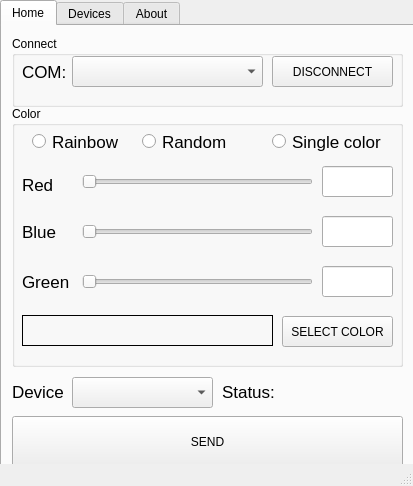
The window that 03_SW/01_PC_App/BTL.ui (HuuNgan/embedded_CAN) describes before a commit, drawn with Qt 5.
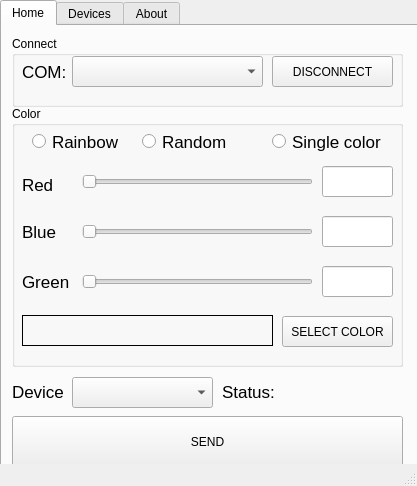
The same window after the commit. Icons and pictures are not drawn.

Patch:
```diff
--- a/03_SW/01_PC_App/BTL.ui
+++ b/03_SW/01_PC_App/BTL.ui
@@ -6,7 +6,7 @@
    <rect>
     <x>0</x>
     <y>0</y>
-    <width>413</width>
+    <width>417</width>
     <height>486</height>
    </rect>
   </property>
@@ -16,6 +16,18 @@
     <verstretch>0</verstretch>
    </sizepolicy>
   </property>
+  <property name="minimumSize">
+   <size>
+    <width>417</width>
+    <height>486</height>
+   </size>
+  </property>
+  <property name="maximumSize">
+   <size>
+    <width>417</width>
+    <height>486</height>
+   </size>
+  </property>
   <property name="windowTitle">
    <string>LED</string>
   </property>
@@ -33,6 +45,12 @@
       <height>531</height>
      </rect>
     </property>
+    <property name="sizePolicy">
+     <sizepolicy hsizetype="Fixed" vsizetype="Fixed">
+      <horstretch>0</horstretch>
+      <verstretch>0</verstretch>
+     </sizepolicy>
+    </property>
     <property name="currentIndex">
      <number>0</number>
     </property>
```
